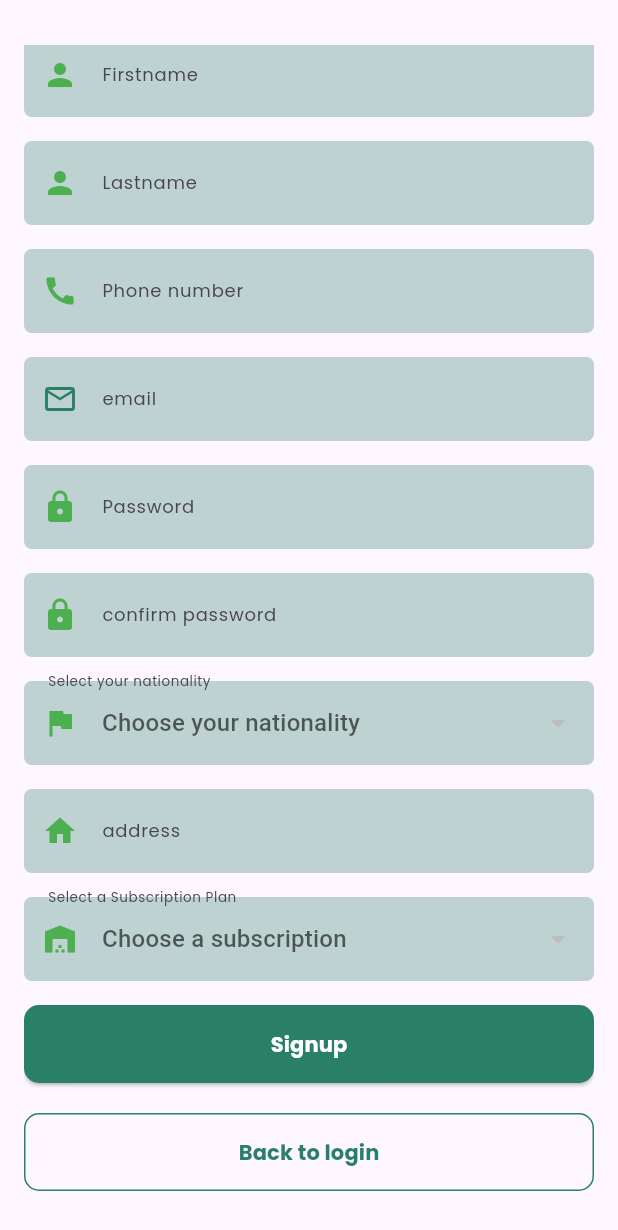
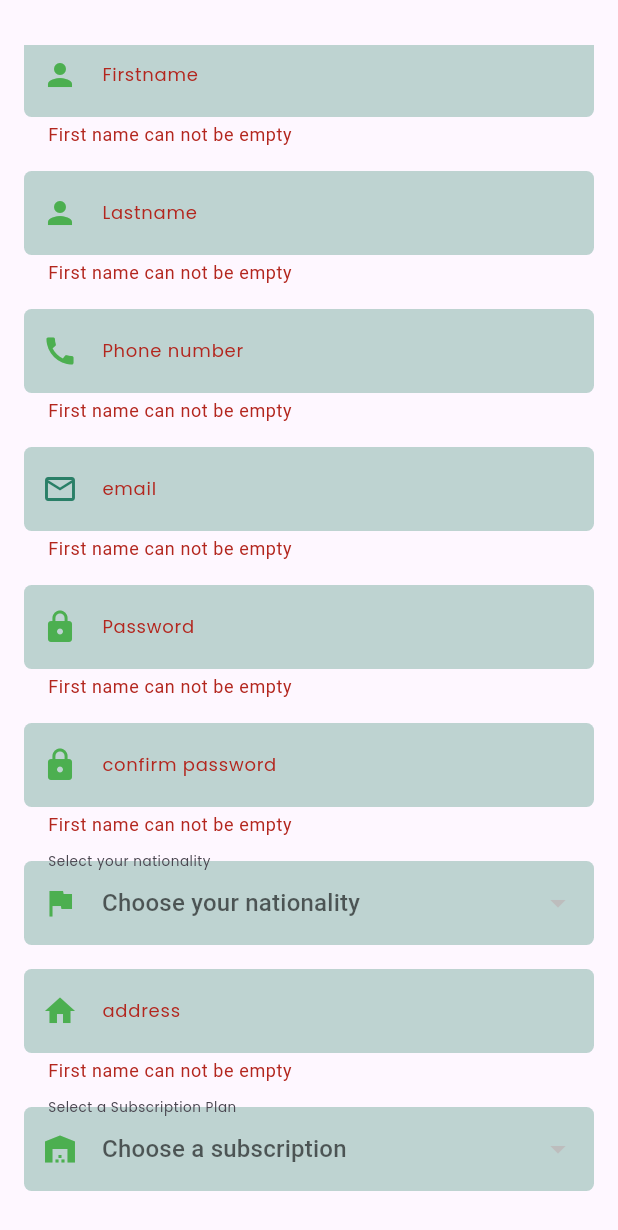
Before and after one commit to iliasHB/mylota-mobile-app, a Flutter app: the RegisterPage screen opened directly, scrolled down 68 dp, after a tap on "Signup", on a phone screen of 412 x 824 dp. Shown: the top 1230 px of the screen. Run offline on Flutter 3.47's test engine with Material 3 defaults, Android fonts, the phone set to English and light mode, and no system bars; our stand-ins replace cloud_firestore, firebase_auth, firebase_core, fl_chart, flutter_datetime_picker_plus, flutter_local_notifications and 4 more; missing offline and left inert: android_intent_plus; accounts and stored records are empty.

Commit message:
login & register controller modified

```diff
--- /dev/null
+++ b/mylota/lib/controller/register_controller.dart
@@ -0,0 +1,62 @@
+import 'package:cloud_firestore/cloud_firestore.dart';
+import 'package:firebase_auth/firebase_auth.dart';
+import 'package:flutter/material.dart';
+import 'package:mylota/screens/login_page.dart';
+
+import '../utils/styles.dart';
+
+class RegisterController {
+  static Future<void> registerUser(String email, String password,
+      String firstname, lastname, subscription, country, address,
+      {required VoidCallback onStartLoading,
+      required VoidCallback onStopLoading, required BuildContext context}) async {
+    try {
+      onStartLoading();
+      // Check if user already exists in Firebase Authentication
+      var methods =
+          await FirebaseAuth.instance.fetchSignInMethodsForEmail(email);
+
+      if (methods.isNotEmpty) {
+        SnackBar(
+          content: Text("User Already exist", style: AppStyle.cardfooter),
+        );
+        return; // Stop function execution
+      }
+      UserCredential userCredential =
+          await FirebaseAuth.instance.createUserWithEmailAndPassword(
+        email: email,
+        password: password,
+      );
+
+      // Store user details in Firestore
+      await FirebaseFirestore.instance
+          .collection('users')
+          .doc(userCredential.user!.uid)
+          .set({
+        'email': email,
+        'password': password,
+        'firstname': firstname,
+        'lastname': lastname,
+        'subscription': subscription,
+        'nationality': country,
+        'address': address,
+        'uid': userCredential.user!.uid,
+        'createdAt': FieldValue.serverTimestamp(),
+      });
+      SnackBar(
+        content:
+            Text("User registered successfully", style: AppStyle.cardfooter),
+      );
+      onStopLoading();
+
+      Navigator.pushReplacement(
+        context,
+        MaterialPageRoute(builder: (context) => LoginPage()),
+      );
+    } catch (e) {
+      SnackBar(
+        content: Text("Error registering user: $e", style: AppStyle.cardfooter),
+      );
+    }
+  }
+}
--- a/mylota/lib/screens/register_page.dart
+++ b/mylota/lib/screens/register_page.dart
@@ -1,6 +1,7 @@
 import 'package:cloud_firestore/cloud_firestore.dart';
 import 'package:firebase_auth/firebase_auth.dart';
 import 'package:flutter/material.dart';
+import 'package:mylota/controller/register_controller.dart';
 import 'package:mylota/screens/login_page.dart';
 import '../utils/styles.dart';
 import '../widgets/custom_button.dart';
@@ -30,11 +31,15 @@ class _RegisterPageState extends State<RegisterPage> {
 
   final TextEditingController contactController = TextEditingController();
 
+  final _formKey = GlobalKey<FormState>();
   String? selectedPlan;
   String? country;
   bool isLoading = false;
   List<String> subscriptionPlans = [];
   List<String> countries = [];
+
+  void _startLoading() => setState(() => isLoading = true);
+  void _stopLoading() => setState(() => isLoading = false);
 
   @override
   void initState() {
@@ -46,7 +51,8 @@ class _RegisterPageState extends State<RegisterPage> {
     try {
       DocumentSnapshot docSnapshot = await FirebaseFirestore.instance
           .collection("user-inputs")
-          .doc("yQtkG0iE0dA0tcrQ8RAW") //3l8kubMtLGsE1kRn9FGN  Change this to your document ID
+          .doc(
+              "yQtkG0iE0dA0tcrQ8RAW") //3l8kubMtLGsE1kRn9FGN  Change this to your document ID
           .get();
 
       if (docSnapshot.exists) {
@@ -73,6 +79,8 @@ class _RegisterPageState extends State<RegisterPage> {
       body: Padding(
         padding: const EdgeInsets.symmetric(horizontal: 16.0, vertical: 30),
         child: SingleChildScrollView(
+          child: Form(
+            key: _formKey,
             child: Column(
               mainAxisAlignment: MainAxisAlignment.center,
               crossAxisAlignment: CrossAxisAlignment.stretch,
@@ -92,38 +100,66 @@ class _RegisterPageState extends State<RegisterPage> {
                     ),
                   ],
                 ),
-              TextField(
+                TextFormField(
                   controller: firstnameController,
                   cursorColor: Colors.green,
                   decoration: customInputDecoration(
                     labelText: 'Firstname',
                     hintText: 'Enter your firstname',
                     prefixIcon: const Icon(Icons.person, color: Colors.green),
-                  )),
+                  ),
+                  validator: (value) {
+                    if (value!.isEmpty) {
+                      return "First name can not be empty";
+                    }
+                    return null;
+                  },
+                ),
                 const SizedBox(height: 16),
-              TextField(
+                TextFormField(
                   controller: lastnameController,
                   decoration: customInputDecoration(
                     labelText: 'Lastname',
                     hintText: 'Enter your last-name',
                     prefixIcon: const Icon(Icons.person, color: Colors.green),
-                  )),
+                  ),
+                  validator: (value) {
+                    if (value!.isEmpty) {
+                      return "First name can not be empty";
+                    }
+                    return null;
+                  },
+                ),
                 const SizedBox(height: 16),
-              TextField(
+                TextFormField(
                   controller: contactController,
                   decoration: customInputDecoration(
                     labelText: 'Phone number',
                     hintText: 'Enter your phone number',
                     prefixIcon: const Icon(Icons.call, color: Colors.green),
-                  )),
+                  ),
+                  validator: (value) {
+                    if (value!.isEmpty) {
+                      return "First name can not be empty";
+                    }
+                    return null;
+                  },
+                ),
                 const SizedBox(height: 16),
-              TextField(
+                TextFormField(
                   controller: emailController,
                   decoration: customInputDecoration(
                     labelText: 'email',
                     hintText: 'abc@gmail.com',
                     // prefixIcon: const Icon(Icons.call, color: Colors.green),
-                  )),
+                  ),
+                  validator: (value) {
+                    if (value!.isEmpty) {
+                      return "First name can not be empty";
+                    }
+                    return null;
+                  },
+                ),
                 const SizedBox(height: 16),
                 // Password Field
                 TextFormField(
@@ -133,7 +169,14 @@ class _RegisterPageState extends State<RegisterPage> {
                     labelText: 'Password',
                     hintText: '*******',
                     prefixIcon: const Icon(Icons.lock, color: Colors.green),
-                  )),
+                  ),
+                  validator: (value) {
+                    if (value!.isEmpty) {
+                      return "First name can not be empty";
+                    }
+                    return null;
+                  },
+                ),
                 const SizedBox(height: 16),
 
                 TextFormField(
@@ -143,7 +186,14 @@ class _RegisterPageState extends State<RegisterPage> {
                     labelText: 'confirm password',
                     hintText: '*******',
                     prefixIcon: const Icon(Icons.lock, color: Colors.green),
-                  )),
+                  ),
+                  validator: (value) {
+                    if (value!.isEmpty) {
+                      return "First name can not be empty";
+                    }
+                    return null;
+                  },
+                ),
                 const SizedBox(height: 16),
 
                 DropdownButtonFormField<String>(
@@ -176,13 +226,21 @@ class _RegisterPageState extends State<RegisterPage> {
                     labelText: 'address',
                     hintText: '10 abc street, state',
                     prefixIcon: const Icon(Icons.home, color: Colors.green),
-                  )),
+                  ),
+                  validator: (value) {
+                    if (value!.isEmpty) {
+                      return "First name can not be empty";
+                    }
+                    return null;
+                  },
+                ),
                 const SizedBox(height: 16),
                 // Subscription Plan Dropdown
 
                 DropdownButtonFormField<String>(
                     value: selectedPlan,
-                  items: subscriptionPlans.map<DropdownMenuItem<String>>((lg) {
+                    items:
+                        subscriptionPlans.map<DropdownMenuItem<String>>((lg) {
                       return DropdownMenuItem<String>(
                         value: lg,
                         child: Text(
@@ -206,73 +264,43 @@ class _RegisterPageState extends State<RegisterPage> {
                 CustomPrimaryButton(
                     label: 'Signup',
                     onPressed: () {
-                  registerUser(
+                      if (_formKey.currentState?.validate() ?? false) {
+                        if (country == null || selectedPlan == null) {
+                          ScaffoldMessenger.of(context).showSnackBar(SnackBar(
+                              content: Text(
+                            "country or plan not selected",
+                            style: AppStyle.cardfooter,
+                          )));
+                        }
+                        register();
+                      }
+                    }),
+                const SizedBox(height: 20),
+
+                // Back to Login Button
+                CustomSecondaryButton(
+                    label: 'Back to login',
+                    onPressed: () => Navigator.push(context,
+                        MaterialPageRoute(builder: (_) => LoginPage())))
+              ],
+            ),
+          ),
+        ),
+      ),
+    );
+  }
+
+  void register() {
+    RegisterController.registerUser(
         emailController.text.trim(),
         pwdController.text.trim(),
         firstnameController.text.trim(),
         lastnameController.text.trim(),
         selectedPlan,
         country,
-                      addressController.text.trim());
-                },
-              ),
-              SizedBox(height: 20),
-
-              // Back to Login Button
-              CustomSecondaryButton(
-                  label: 'Back to login',
-                  onPressed: () => Navigator.push(
-                      context, MaterialPageRoute(builder: (_) => LoginPage())))
-            ],
-          ),
-        ),
-      ),
-    );
-  }
-
-  Future<void> registerUser(String email, String password, String firstname,
-      lastname, subscription, country, address) async {
-    try {
-      // Check if user already exists in Firebase Authentication
-      var methods =
-          await FirebaseAuth.instance.fetchSignInMethodsForEmail(email);
-
-      if (methods.isNotEmpty) {
-        SnackBar(
-          content: Text("User Already exist", style: AppStyle.cardfooter),
-        );
-        return; // Stop function execution
-      }
-      UserCredential userCredential =
-          await FirebaseAuth.instance.createUserWithEmailAndPassword(
-        email: email,
-        password: password,
-      );
-
-      // Store user details in Firestore
-      await FirebaseFirestore.instance
-          .collection('users')
-          .doc(userCredential.user!.uid)
-          .set({
-        'email': email,
-        'password': password,
-        'firstname': firstname,
-        'lastname': lastname,
-        'subscription': subscription,
-        'nationality': country,
-        'address': address,
-        'uid': userCredential.user!.uid,
-        'createdAt': FieldValue.serverTimestamp(),
-      });
-      SnackBar(
-        content:
-            Text("User registered successfully", style: AppStyle.cardfooter),
-      );
-      print("User registered successfully");
-    } catch (e) {
-      SnackBar(
-        content: Text("Error registering user: $e", style: AppStyle.cardfooter),
-      );
+        addressController.text.trim(),
+        onStartLoading: _startLoading,
+        onStopLoading: _stopLoading,
+        context: context);
   }
 }
-}
--- a/mylota/lib/widgets/water_tracker.dart
+++ b/mylota/lib/widgets/water_tracker.dart
@@ -17,7 +17,7 @@ class WaterTracker extends StatefulWidget {
 }
 
 class _WaterTrackerState extends State<WaterTracker> {
-  double _waterIntake = 2.0; // Default water intake goal in litres
+  double _waterIntake = 1.0; // Default water intake goal in litres
   TimeOfDay? reminderPeriod;
   @override
   void initState() {
```
Also changed, not shown: mylota/lib/controller/login_controller.dart (added, +118 -0 lines), mylota/lib/screens/login_page.dart (+15 -84 lines), 1 other file. Lines whose indentation alone changed are shown as unchanged.
